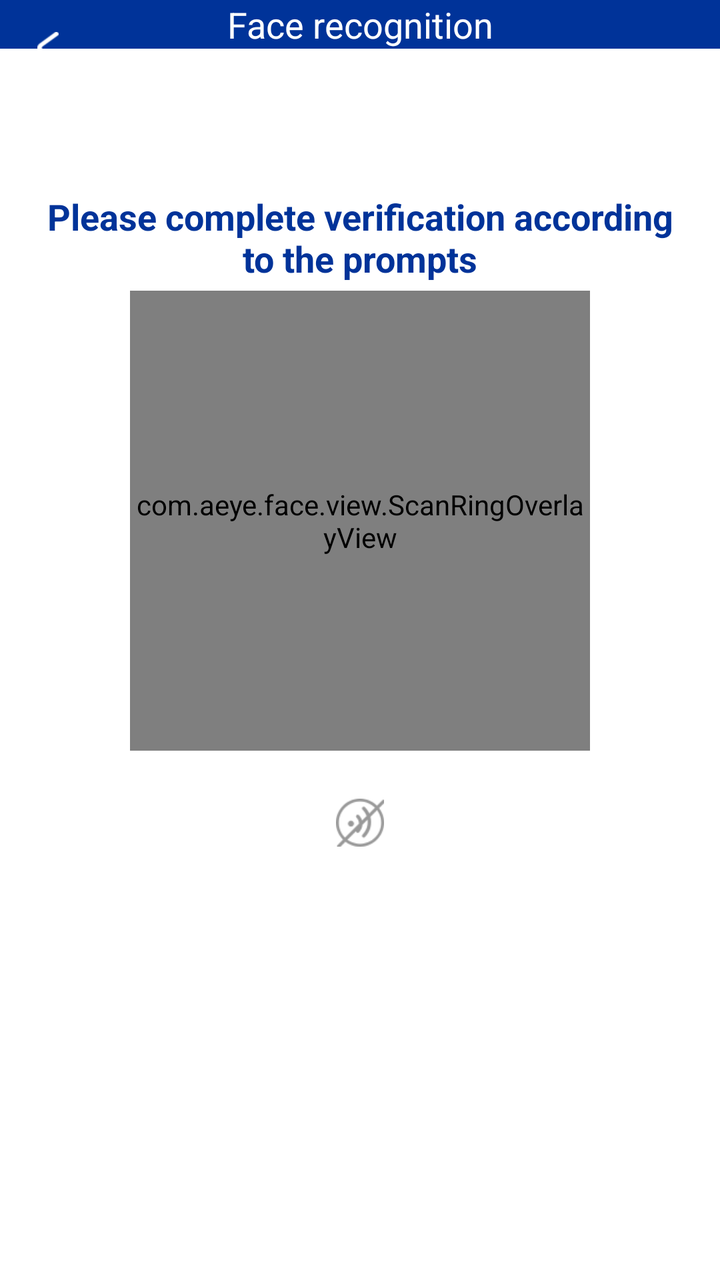
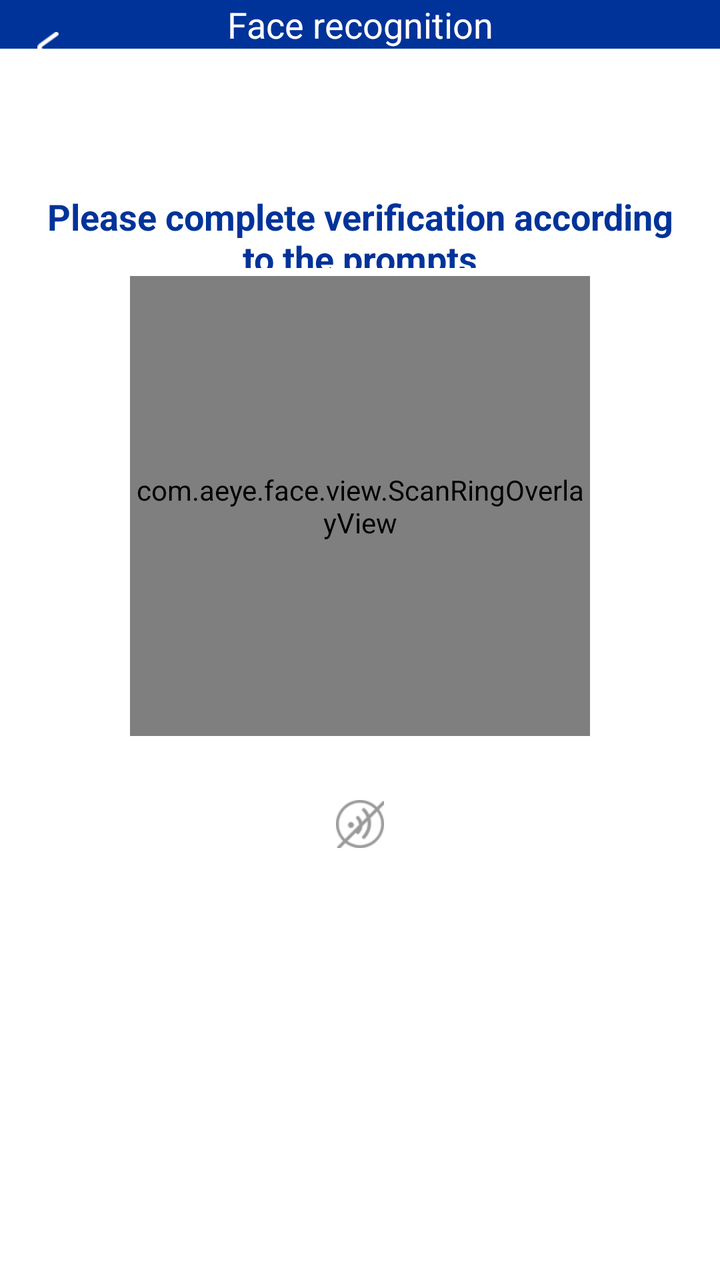

Compare the two renders of this Android layout. The source of the first and the diff that turns it into the second are given below.
<!-- AndroidManifest.xml: another module's application theme Theme.TestFace -->
<!-- res/layout/aeye_recognize.xml -->
<?xml version="1.0" encoding="utf-8"?>
<RelativeLayout xmlns:android="http://schemas.android.com/apk/res/android"
    xmlns:tools="http://schemas.android.com/tools"
    android:layout_width="match_parent"
    android:layout_height="match_parent"
    android:background="@color/white">

    <com.aeye.face.view.FaceView
        android:id="@+id/faceRect"
        android:layout_width="match_parent"
        android:layout_height="match_parent"
        android:visibility="gone" />

    <RelativeLayout
        android:id="@+id/faceStatus"
        android:layout_width="match_parent"
        android:layout_height="match_parent">









        <FrameLayout
            android:id="@+id/face_toolbar"
            android:layout_width="match_parent"
            android:layout_height="wrap_content"
            android:minHeight="56dp"
            android:layout_alignParentTop="true">

            <TextView
                android:id="@+id/tvTop"
                android:layout_width="match_parent"
                android:layout_height="match_parent"
                android:background="@color/face_theme_primary"
                android:gravity="center"
                android:text="@string/face_title"
                android:textColor="@color/white"
                android:textSize="18sp" />

            <ImageView
                android:id="@+id/ivReturn"
                android:layout_width="40dp"
                android:layout_height="40dp"
                android:layout_marginStart="4dp"
                android:layout_marginTop="4dp"
                android:src="@drawable/aeye_return"
                android:contentDescription="@string/aeye_msg_cancel"
                android:padding="12dp"
                />

            <View
                android:layout_width="40dp"
                android:layout_height="40dp"
                android:layout_gravity="end"
                android:layout_marginTop="4dp"
                android:layout_marginEnd="4dp" />
        </FrameLayout>

        <LinearLayout
            android:layout_width="match_parent"
            android:layout_height="match_parent"
            android:orientation="vertical">

            <Space
                android:id="@+id/face_toolbar_gap"
                android:layout_width="match_parent"
                android:layout_height="76dp" />

            <TextView
                android:id="@+id/tvHint"
                android:layout_width="match_parent"
                android:layout_height="wrap_content"
                android:gravity="center"
                android:paddingStart="16dp"
                android:paddingTop="20dp"
                android:paddingEnd="16dp"
                android:textStyle="bold"
                android:paddingBottom="0dp"
                android:text="@string/face_verify_subtitle"
                android:textColor="@color/face_theme_primary"
                android:textSize="18sp" />

            
            <FrameLayout
                android:id="@+id/face_preview_panel"
                android:layout_width="@dimen/face_preview_panel_size"
                android:layout_height="@dimen/face_preview_panel_size"
                android:layout_gravity="center_horizontal"
                android:layout_marginTop="4dp">

                <SurfaceView
                    android:id="@+id/preview_view"
                    android:layout_width="match_parent"
                    android:layout_height="match_parent"
                    android:layout_gravity="center" />

                <ImageView
                    android:id="@+id/iv_preview_freeze"
                    android:layout_width="match_parent"
                    android:layout_height="match_parent"
                    android:layout_gravity="center"
                    android:contentDescription="@null"
                    android:scaleType="centerCrop"
                    android:visibility="gone" />

                <com.aeye.face.view.ScanRingOverlayView
                    android:id="@+id/scan_ring_overlay"
                    android:layout_width="match_parent"
                    android:layout_height="match_parent"
                    android:clickable="false" />

                <TextView
                    android:id="@+id/tvMaskHint"
                    android:layout_width="wrap_content"
                    android:layout_height="wrap_content"
                    android:layout_gravity="top|center_horizontal"
                    android:layout_marginTop="8dp"
                    android:gravity="center"
                    android:textColor="@color/face_result_success"
                    android:textSize="20sp"
                    android:visibility="gone" />

                <ImageView
                    android:id="@+id/ivNumber"
                    android:layout_width="wrap_content"
                    android:layout_height="wrap_content"
                    android:layout_gravity="center"
                    android:background="@drawable/aeye_anim_count"
                    android:visibility="gone" />

                <TextView
                    android:id="@+id/tvEnvHint"
                    android:layout_width="wrap_content"
                    android:layout_height="wrap_content"
                    android:layout_gravity="center"
                    android:background="@drawable/aeye_selector_hit"
                    android:drawableStart="@drawable/aeye_anim_tip"
                    android:gravity="center"
                    android:textColor="@android:color/white"
                    android:textSize="18sp"
                    android:visibility="invisible" />
            </FrameLayout>

            <LinearLayout
                android:layout_width="wrap_content"
                android:layout_height="wrap_content"
                android:layout_gravity="center_horizontal"
                android:layout_marginTop="8dp"
                android:gravity="center_horizontal"
                android:orientation="vertical">

                <TextView
                    android:id="@+id/tvCheckHint"
                    android:layout_width="wrap_content"
                    android:layout_height="wrap_content"
                    android:drawablePadding="8dp"
                    android:gravity="center_vertical"
                    android:textColor="@color/face_theme_primary"
                    android:textSize="16sp"
                    android:visibility="gone" />

                <ImageView
                    android:id="@+id/ivVoice"
                    android:layout_width="40dp"
                    android:layout_height="40dp"
                    android:layout_marginTop="8dp"
                    android:contentDescription="@string/aeye_msg_cancel"
                    android:padding="8dp"
                    android:src="@drawable/aeye_selector_voice" />
            </LinearLayout>

            <TextView
                android:id="@+id/tvFailDetail"
                android:layout_width="match_parent"
                android:layout_height="wrap_content"
                android:layout_gravity="center_horizontal"
                android:layout_marginTop="10dp"
                android:gravity="center"
                android:lineSpacingExtra="4dp"
                android:paddingStart="24dp"
                android:paddingEnd="24dp"
                android:textColor="@color/face_hint_sub"
                android:textSize="14sp"
                android:visibility="gone" />

            <Button
                android:id="@+id/btn_fail_retry"
                android:layout_width="match_parent"
                android:layout_height="52dp"
                android:layout_marginStart="24dp"
                android:layout_marginTop="@dimen/face_fail_retry_margin_top"
                android:layout_marginEnd="24dp"
                android:background="@drawable/aeye_btn_primary_navy"
                android:text="@string/face_retry_verify"
                android:textAllCaps="false"
                android:textColor="@color/white"
                android:textSize="16sp"
                android:visibility="gone" />

            <Button
                android:id="@+id/btn_fail_other"
                android:layout_width="match_parent"
                android:layout_height="52dp"
                android:layout_marginStart="24dp"
                android:layout_marginTop="12dp"
                android:layout_marginEnd="24dp"
                android:layout_marginBottom="16dp"
                android:background="@drawable/aeye_btn_outline_navy"
                android:text="@string/face_other_verify"
                android:textAllCaps="false"
                android:textColor="@color/face_theme_primary"
                android:textSize="15sp"
                android:visibility="gone" />

            <View
                android:layout_width="match_parent"
                android:layout_height="0dp"
                android:layout_weight="1" />

            <com.aeye.face.view.CountView
                android:id="@+id/tvRecogTimeCountdown"
                android:layout_width="48dp"
                android:layout_height="48dp"
                android:layout_gravity="end"
                android:layout_marginEnd="16dp"
                android:layout_marginBottom="10dp"
                android:gravity="center"
                android:visibility="gone" />
        </LinearLayout>
    </RelativeLayout>

    <FrameLayout
        android:id="@+id/introduceView"
        android:layout_width="match_parent"
        android:layout_height="match_parent"
        android:visibility="gone"
        tools:visibility="gone">

        <ImageView
            android:layout_width="match_parent"
            android:layout_height="match_parent"
            android:scaleType="fitXY"
            android:src="@drawable/aeye_introduce" />

        <TextView
            android:id="@+id/introduceBegin"
            android:layout_width="wrap_content"
            android:layout_height="wrap_content"
            android:layout_gravity="center_horizontal|bottom"
            android:layout_marginBottom="30dp"
            android:background="@drawable/aeye_itd_btn_bg"
            android:gravity="center"
            android:text="@string/aeye_begin_recog"
            android:textColor="@color/white"
            android:textSize="18sp" />
    </FrameLayout>
</RelativeLayout>
<!-- resources referenced by this layout -->
<resources>
  <color name="face_hint_sub">#666666</color>
  <color name="face_result_success">#22C55E</color>
  <color name="face_theme_primary">#003399</color>
  <color name="white">#ffffff</color>
  <dimen name="face_fail_retry_margin_top">70dp</dimen>
  <dimen name="face_preview_panel_size">230dp</dimen>
  <!-- drawable aeye_anim_count (drawable) -->
  <?xml version="1.0" encoding="utf-8"?>
    
   
  <animation-list  
  	xmlns:android="http://schemas.android.com/apk/res/android"  
  	android:oneshot="true" > 
  	
  	<item android:drawable="@drawable/aeye_num3" android:duration="1000"></item>  
  	<item android:drawable="@drawable/aeye_num2" android:duration="1000"></item>
  	<item android:drawable="@drawable/aeye_num1" android:duration="1000"></item>
  
  </animation-list>
  <!-- drawable aeye_anim_tip (drawable) -->
  <?xml version="1.0" encoding="utf-8"?>
    
   
  <animation-list  
  	xmlns:android="http://schemas.android.com/apk/res/android"  
  	android:oneshot="false" > 
  	
  	<item android:drawable="@drawable/aeye_icon_tip" android:duration="500"></item>  
  	<item android:drawable="@android:color/transparent" android:duration="300"></item>
  
  </animation-list>
  <!-- drawable aeye_btn_outline_navy (drawable) -->
  <?xml version="1.0" encoding="utf-8"?>
  <shape xmlns:android="http://schemas.android.com/apk/res/android"
      android:shape="rectangle">
      <solid android:color="@color/white" />
      <stroke
          android:width="1dp"
          android:color="@color/face_theme_primary" />
      <corners android:radius="8dp" />
  </shape>
  <!-- drawable aeye_btn_primary_navy (drawable) -->
  <?xml version="1.0" encoding="utf-8"?>
  <shape xmlns:android="http://schemas.android.com/apk/res/android"
      android:shape="rectangle">
      <solid android:color="@color/face_theme_primary" />
      <corners android:radius="8dp" />
  </shape>
  <!-- drawable aeye_return: png bitmap (drawable-xhdpi, 455 bytes) -->
  <!-- drawable aeye_selector_hit (drawable) -->
  <?xml version="1.0" encoding="utf-8"?>
  <selector xmlns:android="http://schemas.android.com/apk/res/android">
      
      <item android:state_enabled="false">
  		<shape>
  		    <corners android:radius="2dp"/>
  			<solid android:color="#88ffbb33"/>
  			<padding android:left="4dp"
  			    android:top="4dp"
  			    android:right="4dp"
  			    android:bottom="4dp"/>
  		</shape>
      </item>
      
      <item android:state_enabled="true">
          <shape>
  		    <corners android:radius="2dp"/>
  			<solid android:color="#8899cc00"/>
  			<padding android:left="4dp"
  			    android:top="4dp"
  			    android:right="4dp"
  			    android:bottom="4dp"/>
  		</shape>
      </item>
      
  </selector>
  <!-- drawable aeye_selector_voice (drawable) -->
  <?xml version="1.0" encoding="utf-8"?>
  <selector xmlns:android="http://schemas.android.com/apk/res/android">
      
      <item android:drawable="@drawable/aeye_voice_off" android:state_activated="false" />
      <item android:drawable="@drawable/aeye_voice_on" android:state_activated="true" />
      
  </selector>
  <string name="aeye_begin_recog">start recognize</string>
  <string name="aeye_msg_cancel">cancel</string>
  <string name="face_other_verify">Other verification methods</string>
  <string name="face_retry_verify">Re-verify</string>
  <string name="face_title">Face recognition</string>
  <string name="face_verify_subtitle">Please complete verification according to the prompts</string>
  <style name="Theme.TestFace" parent="Base.Theme.TestFace" />
  <!-- drawable aeye_num3: png bitmap (drawable-xhdpi, 1281 bytes) -->
  <!-- drawable aeye_num2: png bitmap (drawable-xhdpi, 1453 bytes) -->
  <!-- drawable aeye_num1: png bitmap (drawable-xhdpi, 1243 bytes) -->
  <!-- drawable aeye_icon_tip: png bitmap (drawable-xhdpi, 2955 bytes) -->
  <!-- drawable aeye_voice_off: png bitmap (drawable-xhdpi, 2472 bytes) -->
  <!-- drawable aeye_voice_on: png bitmap (drawable-xhdpi, 2326 bytes) -->
  <style name="Base.Theme.TestFace" parent="Theme.AppCompat.DayNight.NoActionBar">
          
          
      </style>
  <!-- unchanged entries left out for length: 2 -->
</resources>

<!-- the commit's change to res/layout/aeye_recognize.xml (unified diff, before → after) -->
@@ -16,50 +16,6 @@
         android:layout_width="match_parent"
         android:layout_height="match_parent">
 
-
-
-
-
-
-
-
-
-        <FrameLayout
-            android:id="@+id/face_toolbar"
-            android:layout_width="match_parent"
-            android:layout_height="wrap_content"
-            android:minHeight="56dp"
-            android:layout_alignParentTop="true">
-
-            <TextView
-                android:id="@+id/tvTop"
-                android:layout_width="match_parent"
-                android:layout_height="match_parent"
-                android:background="@color/face_theme_primary"
-                android:gravity="center"
-                android:text="@string/face_title"
-                android:textColor="@color/white"
-                android:textSize="18sp" />
-
-            <ImageView
-                android:id="@+id/ivReturn"
-                android:layout_width="40dp"
-                android:layout_height="40dp"
-                android:layout_marginStart="4dp"
-                android:layout_marginTop="4dp"
-                android:src="@drawable/aeye_return"
-                android:contentDescription="@string/aeye_msg_cancel"
-                android:padding="12dp"
-                />
-
-            <View
-                android:layout_width="40dp"
-                android:layout_height="40dp"
-                android:layout_gravity="end"
-                android:layout_marginTop="4dp"
-                android:layout_marginEnd="4dp" />
-        </FrameLayout>
-
         <LinearLayout
             android:layout_width="match_parent"
             android:layout_height="match_parent"
@@ -70,19 +26,11 @@
                 android:layout_width="match_parent"
                 android:layout_height="76dp" />
 
-            <TextView
-                android:id="@+id/tvHint"
-                android:layout_width="match_parent"
-                android:layout_height="wrap_content"
-                android:gravity="center"
-                android:paddingStart="16dp"
-                android:paddingTop="20dp"
-                android:paddingEnd="16dp"
-                android:textStyle="bold"
-                android:paddingBottom="0dp"
-                android:text="@string/face_verify_subtitle"
-                android:textColor="@color/face_theme_primary"
-                android:textSize="18sp" />
+            
+            <Space
+                android:id="@+id/face_hint_gap"
+                android:layout_width="match_parent"
+                android:layout_height="58dp" />
 
             
             <FrameLayout
@@ -106,12 +54,6 @@
                     android:contentDescription="@null"
                     android:scaleType="centerCrop"
                     android:visibility="gone" />
-
-                <com.aeye.face.view.ScanRingOverlayView
-                    android:id="@+id/scan_ring_overlay"
-                    android:layout_width="match_parent"
-                    android:layout_height="match_parent"
-                    android:clickable="false" />
 
                 <TextView
                     android:id="@+id/tvMaskHint"
@@ -145,33 +87,12 @@
                     android:visibility="invisible" />
             </FrameLayout>
 
-            <LinearLayout
-                android:layout_width="wrap_content"
-                android:layout_height="wrap_content"
-                android:layout_gravity="center_horizontal"
-                android:layout_marginTop="8dp"
-                android:gravity="center_horizontal"
-                android:orientation="vertical">
-
-                <TextView
-                    android:id="@+id/tvCheckHint"
-                    android:layout_width="wrap_content"
-                    android:layout_height="wrap_content"
-                    android:drawablePadding="8dp"
-                    android:gravity="center_vertical"
-                    android:textColor="@color/face_theme_primary"
-                    android:textSize="16sp"
-                    android:visibility="gone" />
-
-                <ImageView
-                    android:id="@+id/ivVoice"
-                    android:layout_width="40dp"
-                    android:layout_height="40dp"
-                    android:layout_marginTop="8dp"
-                    android:contentDescription="@string/aeye_msg_cancel"
-                    android:padding="8dp"
-                    android:src="@drawable/aeye_selector_voice" />
-            </LinearLayout>
+            
+            <Space
+                android:id="@+id/face_tip_gap"
+                android:layout_width="match_parent"
+                android:layout_height="88dp"
+                android:layout_marginTop="16dp" />
 
             <TextView
                 android:id="@+id/tvFailDetail"
@@ -232,6 +153,122 @@
                 android:visibility="gone" />
         </LinearLayout>
     </RelativeLayout>
+
+    
+    <com.aeye.face.lightView.CheckFaceView
+        android:id="@+id/facebgview"
+        android:layout_width="match_parent"
+        android:layout_height="match_parent"
+        android:visibility="gone" />
+
+    
+    <LinearLayout
+        android:id="@+id/face_chrome_overlay"
+        android:layout_width="match_parent"
+        android:layout_height="match_parent"
+        android:clickable="false"
+        android:focusable="false"
+        android:orientation="vertical">
+
+        <Space
+            android:id="@+id/face_chrome_toolbar_gap"
+            android:layout_width="match_parent"
+            android:layout_height="76dp" />
+
+        <TextView
+            android:id="@+id/tvHint"
+            android:layout_width="match_parent"
+            android:layout_height="58dp"
+            android:gravity="center"
+            android:paddingStart="16dp"
+            android:paddingTop="20dp"
+            android:paddingEnd="16dp"
+            android:paddingBottom="0dp"
+            android:text="@string/face_verify_subtitle"
+            android:textColor="@color/face_theme_primary"
+            android:textSize="18sp"
+            android:textStyle="bold" />
+
+        
+        <FrameLayout
+            android:layout_width="@dimen/face_preview_panel_size"
+            android:layout_height="@dimen/face_preview_panel_size"
+            android:layout_gravity="center_horizontal"
+            android:layout_marginTop="4dp"
+            android:clickable="false"
+            android:focusable="false">
+
+            <com.aeye.face.view.ScanRingOverlayView
+                android:id="@+id/scan_ring_overlay"
+                android:layout_width="match_parent"
+                android:layout_height="match_parent"
+                android:clickable="false" />
+        </FrameLayout>
+
+        <LinearLayout
+            android:layout_width="wrap_content"
+            android:layout_height="wrap_content"
+            android:layout_gravity="center_horizontal"
+            android:layout_marginTop="16dp"
+            android:gravity="center_horizontal"
+            android:orientation="vertical"
+            android:minHeight="88dp">
+
+            <TextView
+                android:id="@+id/tvCheckHint"
+                android:layout_width="wrap_content"
+                android:layout_height="wrap_content"
+                android:drawablePadding="8dp"
+                android:gravity="center_vertical"
+                android:textColor="@color/face_theme_primary"
+                android:textSize="16sp"
+                android:visibility="gone" />
+
+            <ImageView
+                android:id="@+id/ivVoice"
+                android:layout_width="40dp"
+                android:layout_height="40dp"
+                android:layout_marginTop="8dp"
+                android:contentDescription="@string/aeye_msg_cancel"
+                android:padding="8dp"
+                android:src="@drawable/aeye_selector_voice" />
+        </LinearLayout>
+    </LinearLayout>
+
+    <FrameLayout
+        android:id="@+id/face_toolbar"
+        android:layout_width="match_parent"
+        android:layout_height="wrap_content"
+        android:minHeight="56dp"
+        android:layout_alignParentTop="true">
+
+        <TextView
+            android:id="@+id/tvTop"
+            android:layout_width="match_parent"
+            android:layout_height="match_parent"
+            android:background="@color/face_theme_primary"
+            android:gravity="center"
+            android:text="@string/face_title"
+            android:textColor="@color/white"
+            android:textSize="18sp" />
+
+        <ImageView
+            android:id="@+id/ivReturn"
+            android:layout_width="40dp"
+            android:layout_height="40dp"
+            android:layout_marginStart="4dp"
+            android:layout_marginTop="4dp"
+            android:src="@drawable/aeye_return"
+            android:contentDescription="@string/aeye_msg_cancel"
+            android:padding="12dp" />
+
+        <View
+            android:layout_width="40dp"
+            android:layout_height="40dp"
+            android:layout_gravity="end"
+            android:layout_marginTop="4dp"
+            android:layout_marginEnd="4dp" />
+    </FrameLayout>
 
     <FrameLayout
         android:id="@+id/introduceView"
